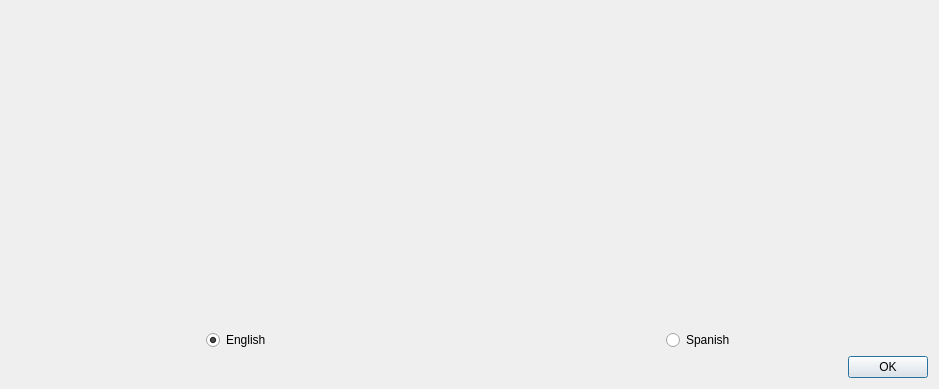
Old version of the form src/languagechooser.ui in the repository dannagle/PacketSender.
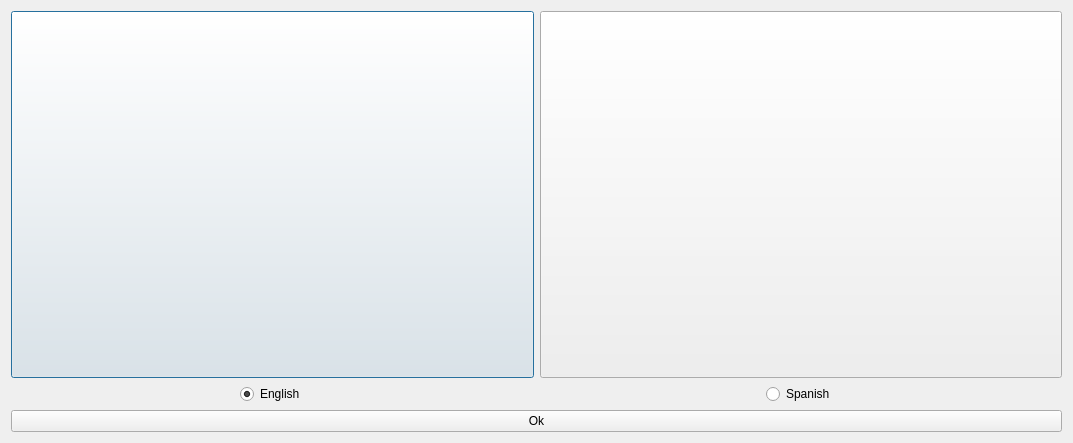
New version of the form. Icons and pictures are not drawn.

Commit message: progress on language chooser dialog

The edit to the form file:
```diff
--- a/src/languagechooser.ui
+++ b/src/languagechooser.ui
@@ -6,8 +6,8 @@
    <rect>
     <x>0</x>
     <y>0</y>
-    <width>939</width>
-    <height>389</height>
+    <width>1073</width>
+    <height>443</height>
    </rect>
   </property>
   <property name="windowTitle">
@@ -19,7 +19,13 @@
      <item>
       <layout class="QVBoxLayout" name="verticalLayout">
        <item>
-        <widget class="QLabel" name="label">
+        <widget class="QPushButton" name="englishLabel">
+         <property name="sizePolicy">
+          <sizepolicy hsizetype="Minimum" vsizetype="Expanding">
+           <horstretch>0</horstretch>
+           <verstretch>0</verstretch>
+          </sizepolicy>
+         </property>
          <property name="minimumSize">
           <size>
            <width>300</width>
@@ -46,7 +52,13 @@
      <item>
       <layout class="QVBoxLayout" name="verticalLayout_2">
        <item>
-        <widget class="QLabel" name="label_2">
+        <widget class="QPushButton" name="spanishLabel">
+         <property name="sizePolicy">
+          <sizepolicy hsizetype="Minimum" vsizetype="Expanding">
+           <horstretch>0</horstretch>
+           <verstretch>0</verstretch>
+          </sizepolicy>
+         </property>
          <property name="minimumSize">
           <size>
            <width>300</width>
@@ -72,25 +84,9 @@
    <item>
     <layout class="QHBoxLayout" name="horizontalLayout_3">
      <item>
-      <spacer name="horizontalSpacer_4">
-       <property name="orientation">
-        <enum>Qt::Horizontal</enum>
-       </property>
-       <property name="sizeHint" stdset="0">
-        <size>
-         <width>40</width>
-         <height>20</height>
-        </size>
-       </property>
-      </spacer>
-     </item>
-     <item>
-      <widget class="QDialogButtonBox" name="buttonBox">
-       <property name="orientation">
-        <enum>Qt::Horizontal</enum>
-       </property>
-       <property name="standardButtons">
-        <set>QDialogButtonBox::Ok</set>
+      <widget class="QPushButton" name="okButton">
+       <property name="text">
+        <string>Ok</string>
        </property>
       </widget>
      </item>
```
Left out of the diff: 35 changed lines with no effect on the pictures. The commit also changes 2 other files.
